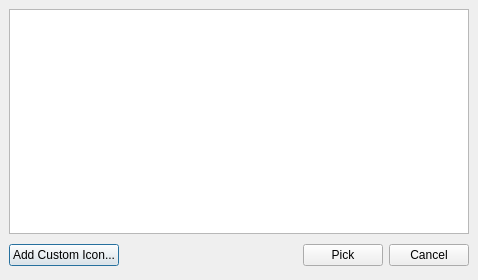
The window that src/forms/SelectIconDlg.ui (thooge/keepassx1) describes before a commit, drawn with Qt 5.
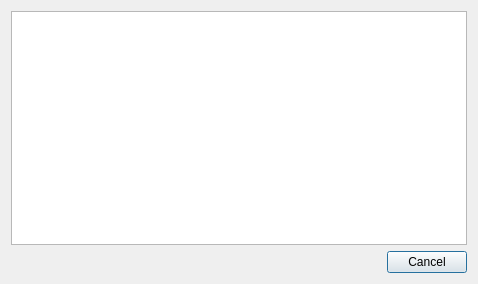
The same window after the commit.

Patch:
```diff
--- a/src/forms/SelectIconDlg.ui
+++ b/src/forms/SelectIconDlg.ui
@@ -9,13 +9,11 @@
     <x>0</x>
     <y>0</y>
     <width>478</width>
-    <height>280</height>
+    <height>284</height>
    </rect>
   </property>
   <property name="sizePolicy" >
-   <sizepolicy>
-    <hsizetype>5</hsizetype>
-    <vsizetype>5</vsizetype>
+   <sizepolicy vsizetype="Preferred" hsizetype="Preferred" >
     <horstretch>0</horstretch>
     <verstretch>0</verstretch>
    </sizepolicy>
@@ -23,56 +21,8 @@
   <property name="windowTitle" >
    <string>Icon Selection</string>
   </property>
-  <layout class="QGridLayout" >
-   <property name="margin" >
-    <number>9</number>
-   </property>
-   <property name="spacing" >
-    <number>6</number>
-   </property>
-   <item row="0" column="0" >
-    <layout class="QGridLayout" >
-     <property name="margin" >
-      <number>0</number>
-     </property>
-     <property name="spacing" >
-      <number>6</number>
-     </property>
-     <item row="1" column="0" >
-      <widget class="QPushButton" name="Button_AddIcon" >
-       <property name="text" >
-        <string>Add Custom Icon...</string>
-       </property>
-      </widget>
-     </item>
-     <item row="1" column="2" >
-      <widget class="QPushButton" name="Button_PickIcon" >
-       <property name="text" >
-        <string>Pick</string>
-       </property>
-      </widget>
-     </item>
-     <item row="1" column="3" >
-      <widget class="QPushButton" name="Button_Cancel" >
-       <property name="text" >
-        <string>Cancel</string>
-       </property>
-      </widget>
-     </item>
-     <item row="1" column="1" >
-      <spacer>
-       <property name="orientation" >
-        <enum>Qt::Horizontal</enum>
-       </property>
-       <property name="sizeHint" >
-        <size>
-         <width>131</width>
-         <height>31</height>
-        </size>
-       </property>
-      </spacer>
-     </item>
-     <item row="0" column="0" colspan="4" >
+  <layout class="QVBoxLayout" >
+   <item>
       <widget class="QListWidget" name="List" >
        <property name="iconSize" >
         <size>
@@ -103,7 +53,12 @@
        </property>
       </widget>
      </item>
-    </layout>
+   <item>
+    <widget class="QDialogButtonBox" name="ButtonBox" >
+     <property name="standardButtons" >
+      <set>QDialogButtonBox::Cancel</set>
+     </property>
+    </widget>
    </item>
   </layout>
  </widget>
```
Left out of the diff: 39 changed lines with no effect on the pictures. Lines whose indentation alone changed are shown as unchanged.
